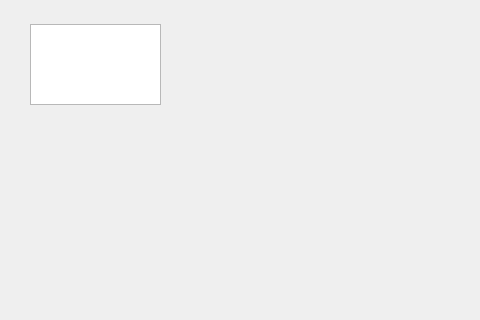
This is part8_定时器QTimer的使用/mainwindow.ui in xugaoxiang/learningPyQt5 as Qt 5 draws it before an edit; both pictures show x 0 to 480 and y 135 to 455 of the 480 by 602 pixel window. The edited form follows.
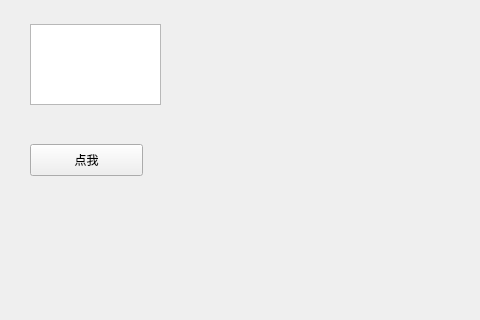
This is the edited form.

```diff
--- a/part8_定时器QTimer的使用/mainwindow.ui
+++ b/part8_定时器QTimer的使用/mainwindow.ui
@@ -62,6 +62,19 @@
      </rect>
     </property>
    </widget>
+   <widget class="QPushButton" name="pushButton">
+    <property name="geometry">
+     <rect>
+      <x>30</x>
+      <y>260</y>
+      <width>113</width>
+      <height>32</height>
+     </rect>
+    </property>
+    <property name="text">
+     <string>点我</string>
+    </property>
+   </widget>
   </widget>
   <widget class="QMenuBar" name="menubar">
    <property name="geometry">
```
